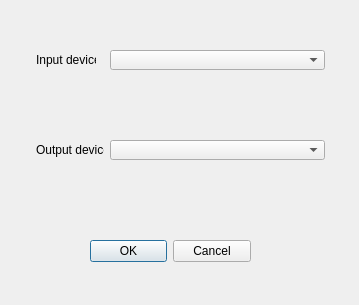
Before: the Qt Designer form settings.ui in walrusfriend/Comm-Tool, drawn with Qt 5.
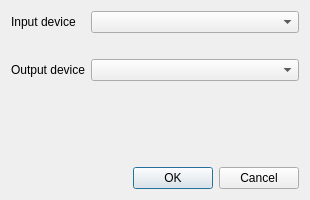
After: the same form once the commit is applied. Icons and pictures are not drawn. Custom widgets are drawn as their Qt base class.

Commit message: add volume bar for microphone

```diff
--- a/settings.ui
+++ b/settings.ui
@@ -6,21 +6,46 @@
    <rect>
     <x>0</x>
     <y>0</y>
-    <width>359</width>
-    <height>305</height>
+    <width>310</width>
+    <height>200</height>
    </rect>
   </property>
+  <property name="sizePolicy">
+   <sizepolicy hsizetype="Fixed" vsizetype="Fixed">
+    <horstretch>0</horstretch>
+    <verstretch>0</verstretch>
+   </sizepolicy>
+  </property>
+  <property name="minimumSize">
+   <size>
+    <width>310</width>
+    <height>200</height>
+   </size>
+  </property>
+  <property name="maximumSize">
+   <size>
+    <width>310</width>
+    <height>200</height>
+   </size>
+  </property>
   <property name="windowTitle">
    <string>Dialog</string>
   </property>
-  <widget class="QLabel" name="lbl_micPix">
-   <property name="geometry">
-    <rect>
-     <x>50</x>
-     <y>80</y>
-     <width>21</width>
-     <height>21</height>
-    </rect>
+  <layout class="QFormLayout" name="formLayout">
+   <item row="0" column="0">
+    <widget class="QLabel" name="lbl_inputDevice">
+     <property name="text">
+      <string>Input device</string>
+     </property>
+    </widget>
+   </item>
+   <item row="0" column="1">
+    <widget class="QComboBox" name="cmb_input"/>
+   </item>
+   <item row="1" column="0">
+    <widget class="QLabel" name="pix_mic">
+     <property name="midLineWidth">
+      <number>0</number>
    </property>
    <property name="text">
     <string/>
@@ -28,64 +53,57 @@
    <property name="pixmap">
     <pixmap resource="sources.qrc">:/image/microphone.png</pixmap>
    </property>
-   <property name="scaledContents">
-    <bool>true</bool>
-   </property>
-  </widget>
-  <widget class="QLabel" name="lbl_headphonePix">
-   <property name="geometry">
-    <rect>
-     <x>50</x>
-     <y>180</y>
-     <width>21</width>
-     <height>21</height>
-    </rect>
-   </property>
-   <property name="text">
-    <string/>
-   </property>
-   <property name="pixmap">
-    <pixmap resource="sources.qrc">:/image/headphones.png</pixmap>
-   </property>
-   <property name="scaledContents">
-    <bool>true</bool>
-   </property>
-  </widget>
+    </widget>
+   </item>
+   <item row="1" column="1">
+    <widget class="VolumeBar" name="vb_mic" native="true">
+     <property name="autoFillBackground">
+      <bool>false</bool>
+     </property>
+    </widget>
+   </item>
+   <item row="3" column="0">
   <widget class="QLabel" name="lbl_outputDevice">
-   <property name="geometry">
-    <rect>
-     <x>36</x>
-     <y>140</y>
-     <width>68</width>
-     <height>20</height>
-    </rect>
-   </property>
    <property name="text">
     <string>Output device</string>
    </property>
   </widget>
-  <widget class="QLabel" name="lbl_inputDevice">
-   <property name="geometry">
-    <rect>
-     <x>36</x>
-     <y>50</y>
-     <width>60</width>
-     <height>20</height>
-    </rect>
-   </property>
+   </item>
+   <item row="3" column="1">
+    <widget class="QComboBox" name="cmb_output"/>
+   </item>
+   <item row="4" column="0">
+    <widget class="QLabel" name="pix_phn">
    <property name="text">
-    <string>Input device</string>
-   </property>
-  </widget>
+      <string/>
+     </property>
+     <property name="pixmap">
+      <pixmap resource="sources.qrc">:/image/headphones.png</pixmap>
+     </property>
+    </widget>
+   </item>
+   <item row="4" column="1">
+    <widget class="VolumeBar" name="vb_phn" native="true">
+     <property name="autoFillBackground">
+      <bool>false</bool>
+     </property>
+    </widget>
+   </item>
+   <item row="5" column="0">
+    <spacer name="verticalSpacer">
+     <property name="orientation">
+      <enum>Qt::Vertical</enum>
+     </property>
+     <property name="sizeHint" stdset="0">
+      <size>
+       <width>20</width>
+       <height>40</height>
+      </size>
+     </property>
+    </spacer>
+   </item>
+   <item row="6" column="1">
   <widget class="QDialogButtonBox" name="buttonBox">
-   <property name="geometry">
-    <rect>
-     <x>90</x>
-     <y>240</y>
-     <width>161</width>
-     <height>23</height>
-    </rect>
-   </property>
    <property name="orientation">
     <enum>Qt::Horizontal</enum>
    </property>
@@ -93,27 +111,17 @@
     <set>QDialogButtonBox::Cancel|QDialogButtonBox::Ok</set>
    </property>
   </widget>
-  <widget class="QComboBox" name="cmb_input">
-   <property name="geometry">
-    <rect>
-     <x>110</x>
-     <y>50</y>
-     <width>215</width>
-     <height>20</height>
-    </rect>
-   </property>
-  </widget>
-  <widget class="QComboBox" name="cmb_output">
-   <property name="geometry">
-    <rect>
-     <x>110</x>
-     <y>140</y>
-     <width>215</width>
-     <height>20</height>
-    </rect>
-   </property>
-  </widget>
- </widget>
+   </item>
+  </layout>
+ </widget>
+ <customwidgets>
+  <customwidget>
+   <class>VolumeBar</class>
+   <extends>QWidget</extends>
+   <header>volumebar.h</header>
+   <container>1</container>
+  </customwidget>
+ </customwidgets>
  <resources>
   <include location="sources.qrc"/>
  </resources>
```
Lines whose indentation alone changed are shown as unchanged. The commit also changes 11 other files.
